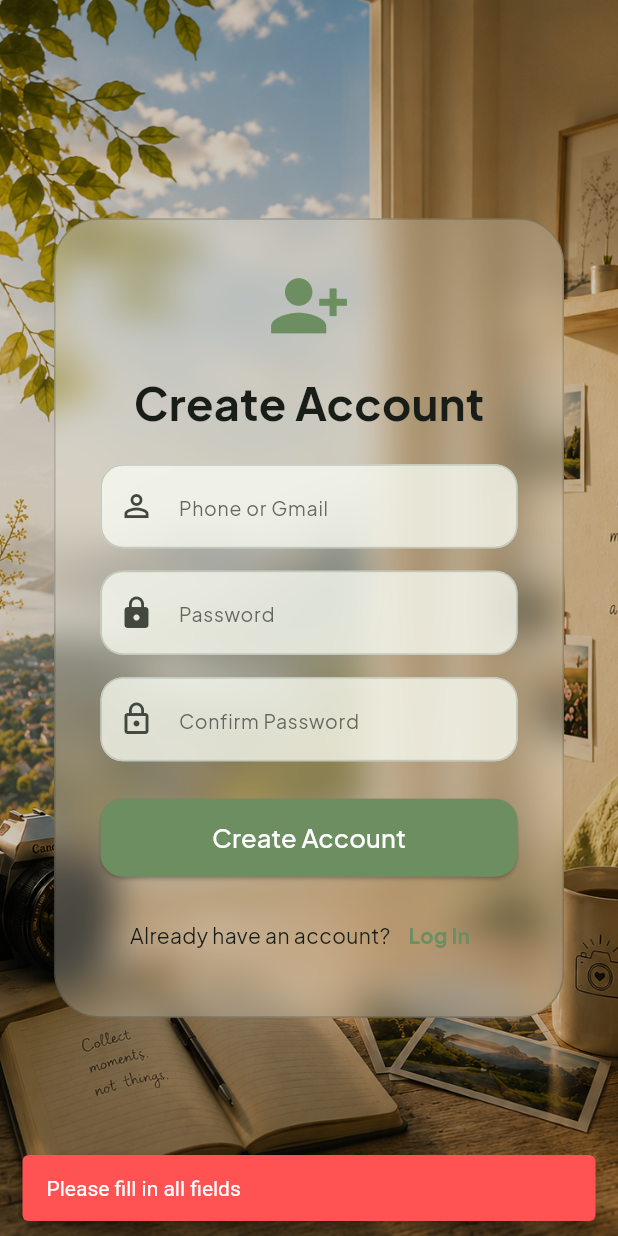
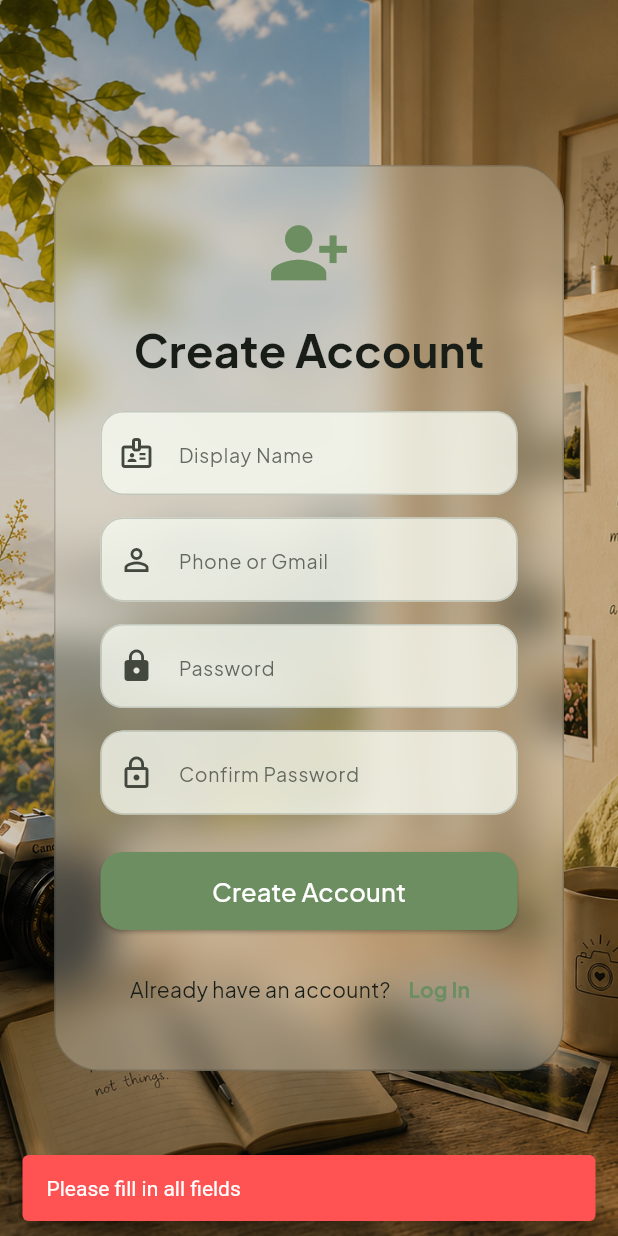
Before and after one commit to mahsaarp/Mora, a Flutter app: the SignUpScreen screen opened directly, after a tap on "Create Account", on a phone screen of 412 x 824 dp. Run offline on Flutter 3.47's test engine with Material 3 defaults, Android fonts, the phone set to English and light mode, and no system bars; our stand-ins replace dio, google_fonts, image_picker, share_plus, shared_preferences; missing offline and left inert: gal; accounts and stored records are empty.

Commit message:
Fix display name

```diff
--- a/frontend/lib/model/comment.dart
+++ b/frontend/lib/model/comment.dart
@@ -5,6 +5,7 @@ class Comment {
   String? date;
   String text;
   String? username;
+  String? displayName;
   String? avatarRoute;
 
   Comment({
@@ -14,6 +15,7 @@ class Comment {
     this.date,
     required this.text,
     this.username,
+    this.displayName,
     this.avatarRoute,
   });
 
@@ -25,6 +27,7 @@ class Comment {
       date: json['date']?.toString(),
       text: json['text'] ?? '',
       username: json['username'] ?? json['owner_username'],
+      displayName: json['displayName'] ?? json['display_name'] ?? json['username'] ?? json['owner_username'],
       avatarRoute: json['avatarRoute'] ?? json['avatar_route'] ?? json['avatar_url'],
     );
   }
@@ -37,6 +40,7 @@ class Comment {
       if (date != null) 'date': date,
       'text': text,
       if (username != null) 'username': username,
+      if (displayName != null) 'displayName': displayName,
       if (avatarRoute != null) 'avatarRoute': avatarRoute,
     };
   }
--- a/frontend/lib/model/user.dart
+++ b/frontend/lib/model/user.dart
@@ -1,6 +1,7 @@
 class User {
   int? id;
   String username;
+  String? displayName;
   String? password;
   List<int> photoIds;
   List<int> albumIds;
@@ -14,6 +15,7 @@ class User {
   User({
     this.id,
     required this.username,
+    this.displayName,
     this.password,
     List<int>? photoIds,
     List<int>? albumIds,
@@ -33,6 +35,7 @@ class User {
     return User(
       id: json['id'],
       username: json['username'] ?? '',
+      displayName: json['displayName'] ?? json['display_name'] ?? json['username'] ?? '',
       password: json['password'],
       photoIds: json['photoIds'] != null
           ? List<int>.from(json['photoIds'])
@@ -55,6 +58,7 @@ class User {
     return {
       if (id != null) 'id': id,
       'username': username,
+      if (displayName != null) 'displayName': displayName,
       if (password != null) 'password': password,
       'photoIds': photoIds,
       'albumIds': albumIds,
--- a/frontend/lib/model/user_profile.dart
+++ b/frontend/lib/model/user_profile.dart
@@ -2,6 +2,7 @@ import '../utils/explore_mock_data.dart';
 
 class UserProfile {
   final String username;
+  final String displayName;
   final String avatarUrl;
   final bool isAdmin;
   final List<ExplorePhoto> photos;
@@ -9,6 +10,7 @@ class UserProfile {
 
   UserProfile({
     required this.username,
+    required this.displayName,
     required this.avatarUrl,
     required this.isAdmin,
     required this.photos,
@@ -19,6 +21,7 @@ class UserProfile {
     final data = json;
     return UserProfile(
       username: data['username'] ?? '',
+      displayName: data['displayName'] ?? data['display_name'] ?? data['username'] ?? '',
       avatarUrl: data['avatar_url'] ?? '',
       isAdmin: data['is_admin'] ?? false,
       photos: (data['photos'] as List? ?? [])
--- a/frontend/lib/screens/sign_up_screen.dart
+++ b/frontend/lib/screens/sign_up_screen.dart
@@ -14,6 +14,7 @@ class SignUpScreen extends StatefulWidget {
 
 class _SignUpScreenState extends State<SignUpScreen> {
   final usernameController = TextEditingController();
+  final displayNameController = TextEditingController();
   final passwordController = TextEditingController();
   final confirmPasswordController = TextEditingController();
 
@@ -25,6 +26,7 @@ class _SignUpScreenState extends State<SignUpScreen> {
   @override
   void dispose() {
     usernameController.dispose();
+    displayNameController.dispose();
     passwordController.dispose();
     confirmPasswordController.dispose();
     super.dispose();
@@ -32,6 +34,7 @@ class _SignUpScreenState extends State<SignUpScreen> {
 
   Future<void> _handleSignUp() async {
     final username = usernameController.text.trim();
+    final displayName = displayNameController.text.trim();
     final password = passwordController.text.trim();
     final confirmPassword = confirmPasswordController.text.trim();
 
@@ -42,6 +45,11 @@ class _SignUpScreenState extends State<SignUpScreen> {
 
     if (!_usernameRegex.hasMatch(username)) {
       _showError("Username must be a valid phone (09xxxxxxxx) or Gmail (@gmail.com)");
+      return;
+    }
+
+    if (displayName.isEmpty) {
+      _showError("Please enter your display name");
       return;
     }
 
@@ -63,12 +71,13 @@ class _SignUpScreenState extends State<SignUpScreen> {
     setState(() => _isLoading = true);
 
     try {
-      final response = await SocketService.signUp(username, password);
+      final response = await SocketService.signUp(username, password, displayName: displayName);
 
       if (response['success'] == true || response['statusCode'] == 200) {
         await SessionManager().setUser(
           response['userId'] ?? response['id'] ?? 0,
           username,
+          displayNameValue: response['data']?['displayName'] ?? response['displayName'] ?? displayName,
         );
 
         if (!mounted) return;
@@ -139,6 +148,12 @@ class _SignUpScreenState extends State<SignUpScreen> {
                           ),
                         ),
                         const SizedBox(height: 20),
+                        TextField(
+                          controller: displayNameController,
+                          style: TextStyle(color: scheme.onSurface),
+                          decoration: _inputDecoration(scheme, "Display Name", Icons.badge_outlined),
+                        ),
+                        const SizedBox(height: 15),
                         TextField(
                           controller: usernameController,
                           style: TextStyle(color: scheme.onSurface),
--- a/frontend/lib/services/session_manager.dart
+++ b/frontend/lib/services/session_manager.dart
@@ -7,27 +7,33 @@ class SessionManager {
 
   int? userId;
   String? username;
+  String? displayName;
 
   Future<bool> initSession() async {
     final prefs = await SharedPreferences.getInstance();
     userId = prefs.getInt('userId');
     username = prefs.getString('username');
+    displayName = prefs.getString('displayName') ?? username;
     return userId != null && username != null;
   }
 
-  Future<void> setUser(int id, String name) async {
+  Future<void> setUser(int id, String name, {String? displayNameValue}) async {
     userId = id;
     username = name;
+    displayName = (displayNameValue != null && displayNameValue.trim().isNotEmpty) ? displayNameValue.trim() : name;
     final prefs = await SharedPreferences.getInstance();
     await prefs.setInt('userId', id);
     await prefs.setString('username', name);
+    await prefs.setString('displayName', displayName ?? name);
   }
 
   Future<void> clear() async {
     userId = null;
     username = null;
+    displayName = null;
     final prefs = await SharedPreferences.getInstance();
     await prefs.remove('userId');
     await prefs.remove('username');
+    await prefs.remove('displayName');
   }
 }
--- a/frontend/lib/utils/explore_mock_data.dart
+++ b/frontend/lib/utils/explore_mock_data.dart
@@ -14,6 +14,7 @@ class ExplorePhoto {
   String caption;
   List<String> tags;
   final String username;
+  final String displayName;
   final String userAvatar;
   final bool isOwner;
 
@@ -31,6 +32,7 @@ class ExplorePhoto {
     required this.caption,
     required this.tags,
     required this.username,
+    required this.displayName,
     required this.userAvatar,
     this.isOwner = false,
     this.allowComments = true,
@@ -84,6 +86,8 @@ class ExplorePhoto {
 
     final avatarValue = json['avatar_url'] ?? json['avatarUrl'] ?? json['avatarRoute'] ?? json['userAvatar'] ?? 'assets/images/default_avatar.png';
 
+    final displayName = json['displayName'] ?? json['display_name'] ?? json['owner_display_name'] ?? json['username'] ?? 'User';
+
     return ExplorePhoto(
       id: id,
       name: json['name'] ?? json['title'] ?? 'Untitled',
@@ -94,6 +98,7 @@ class ExplorePhoto {
       caption: json['caption'] ?? json['description'] ?? '',
       tags: json['tags'] is List ? List<String>.from(json['tags']) : [],
       username: json['owner_username'] ?? json['username'] ?? 'User',
+      displayName: displayName.toString(),
       userAvatar: avatarValue.toString(),
       isOwner: (json['ownerId'] != null && json['ownerId'].toString() == currentUserId?.toString()) || (json['is_owner'] == true),
       allowComments: json['commentAllowed'] ?? json['allow_comments'] ?? true,
```
Also changed, not shown: frontend/lib/pages/edit_profile_page.dart (+24 -1 lines), frontend/lib/pages/profile_page.dart (+10 -1 lines), frontend/lib/screens/photo_detail_screen.dart (+20 -7 lines), frontend/lib/services/SocketService.dart (+8 -2 lines), 6 other files.
